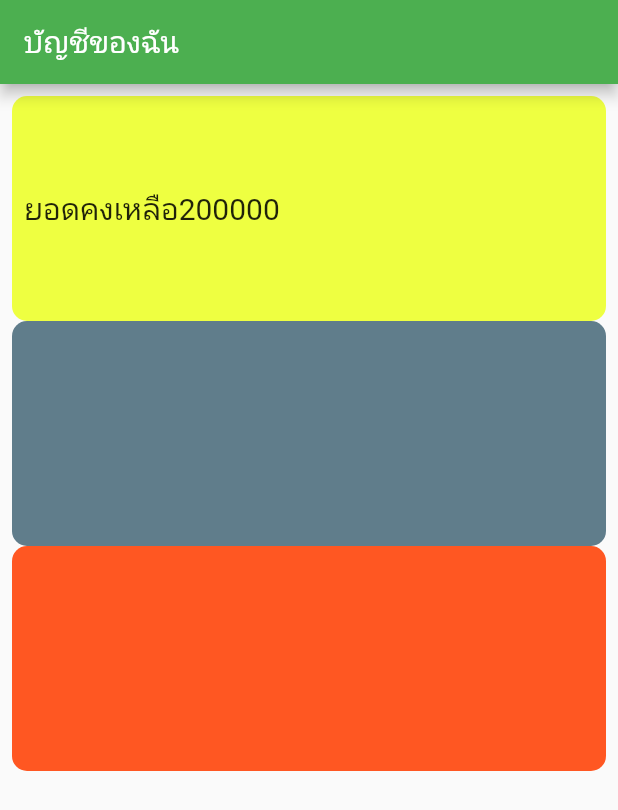
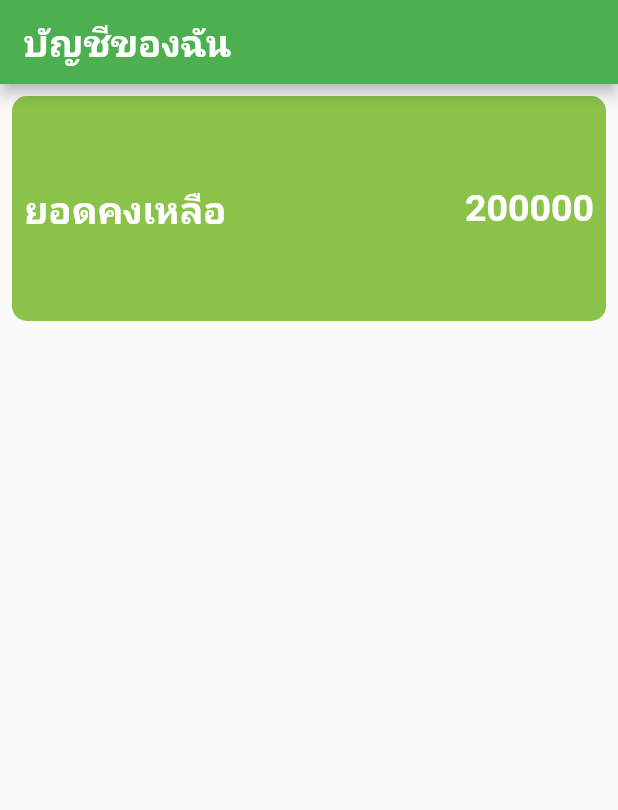
Before and after one commit to joiddev/android_APP, a Flutter app: the screen it shows after launch, on a phone screen of 412 x 824 dp. Shown: the top 810 px of the screen. Run offline on Flutter 3.47's test engine with Material 2 defaults, Android fonts, the phone set to English and light mode, and no system bars.

Commit message:
Expanded Widget

```diff
--- a/lib/main.dart
+++ b/lib/main.dart
@@ -36,32 +36,41 @@ class _MyHomePageState extends State<MyHomePage> {
         Container(
           padding: const EdgeInsets.all(8.0),
           decoration: BoxDecoration(
-              color: Colors.limeAccent,
+              color: Colors.lightGreen,
               borderRadius: BorderRadius.circular(10)),
           height: 150,
           child: Row(
+            crossAxisAlignment: CrossAxisAlignment.center,
             children: [
-              Text("ยอดคงเหลือ", style: TextStyle(fontSize: 20),),
-              Text("200000", style: TextStyle(fontSize: 20),)
-              ],
+              Text(
+                "ยอดคงเหลือ",
+                style: TextStyle(
+                    fontSize: 25,
+                    color: Colors.white,
+                    fontWeight: FontWeight.bold),
+              ),
+              Expanded(
+                child: Text(
+                  "200000",
+                  style: TextStyle(
+                      fontSize: 25,
+                      color: Colors.white,
+                      fontWeight: FontWeight.bold,),
+                      textAlign: TextAlign.right,
+                ),
+              )
+            ],
           ),
         ),
-        Container(
-          decoration: BoxDecoration(
-              color: Colors.blueGrey, borderRadius: BorderRadius.circular(10)),
-          height: 150,
-        ),
-        Container(
-          decoration: BoxDecoration(
-              color: Colors.deepOrange,
-              borderRadius: BorderRadius.circular(10)),
-          height: 150,
-        )
       ],
     );
     return Scaffold(
         appBar: AppBar(
-          title: Text("บัญชีของฉัน"),
+          title: Text("บัญชีของฉัน",
+              style: TextStyle(
+                  fontSize: 25,
+                  color: Colors.white,
+                  fontWeight: FontWeight.bold)),
         ),
         body: Padding(
           padding: const EdgeInsets.all(8.0),
```
